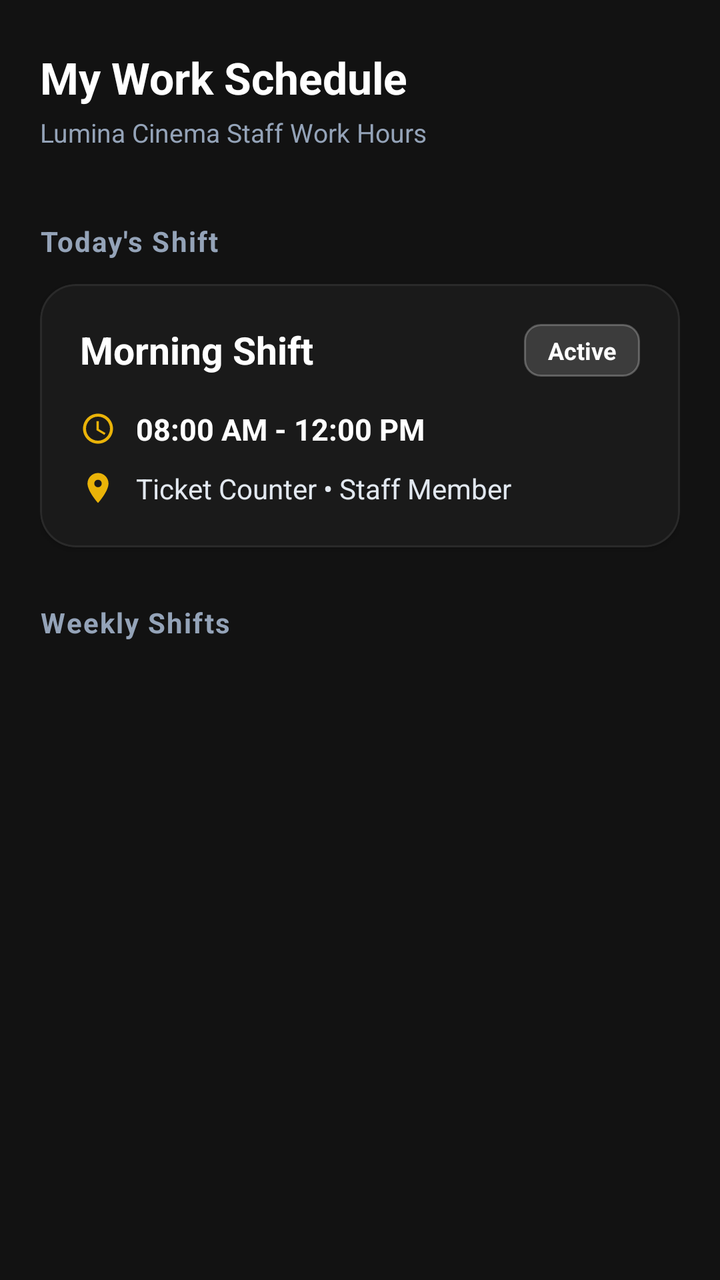
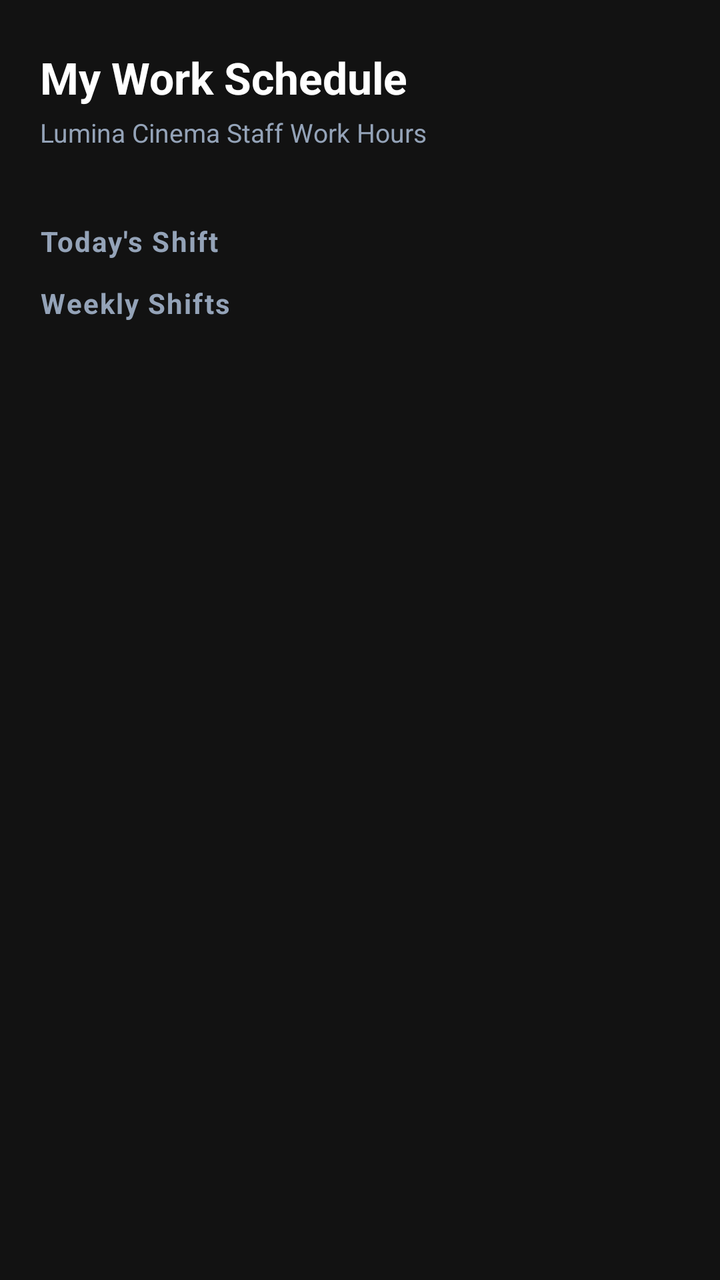

The first picture is an Android layout as it rendered before a commit; the second is the same layout after the commit. The layout source and the unified diff follow.
<!-- AndroidManifest.xml: application theme Theme.Moviebookingapp -->
<!-- res/layout/fragment_staff_schedule.xml -->
<?xml version="1.0" encoding="utf-8"?>
<androidx.constraintlayout.widget.ConstraintLayout xmlns:android="http://schemas.android.com/apk/res/android"
    xmlns:app="http://schemas.android.com/apk/res-auto"
    xmlns:tools="http://schemas.android.com/tools"
    android:layout_width="match_parent"
    android:layout_height="match_parent"
    android:background="@color/admin_bg">

    
    <androidx.constraintlayout.widget.ConstraintLayout
        android:id="@+id/headerLayout"
        android:layout_width="match_parent"
        android:layout_height="wrap_content"
        android:paddingHorizontal="20dp"
        android:paddingTop="24dp"
        android:paddingBottom="12dp"
        app:layout_constraintTop_toTopOf="parent">

        <TextView
            android:id="@+id/tvSectionHeader"
            android:layout_width="wrap_content"
            android:layout_height="wrap_content"
            android:text="@string/auto_str_my_work_schedule"
            android:textColor="@color/white"
            android:textSize="22sp"
            android:textStyle="bold"
            app:layout_constraintTop_toTopOf="parent"
            app:layout_constraintStart_toStartOf="parent" />

        <TextView
            android:id="@+id/tvSectionSubtitle"
            android:layout_width="wrap_content"
            android:layout_height="wrap_content"
            android:text="@string/auto_str_lumina_cinema_staff_work_hours"
            android:textColor="@color/auto_color_94A3B8"
            android:textSize="13sp"
            android:layout_marginTop="4dp"
            app:layout_constraintTop_toBottomOf="@id/tvSectionHeader"
            app:layout_constraintStart_toStartOf="parent" />
    </androidx.constraintlayout.widget.ConstraintLayout>

    
    <androidx.core.widget.NestedScrollView
        android:layout_width="match_parent"
        android:layout_height="0dp"
        android:fillViewport="true"
        app:layout_constraintTop_toBottomOf="@id/headerLayout"
        app:layout_constraintBottom_toBottomOf="parent">

        <LinearLayout
            android:layout_width="match_parent"
            android:layout_height="wrap_content"
            android:orientation="vertical"
            android:paddingHorizontal="20dp"
            android:paddingBottom="24dp">

            
            <androidx.recyclerview.widget.RecyclerView
                android:id="@+id/rvWeeklyCalendar"
                android:layout_width="match_parent"
                android:layout_height="wrap_content"
                android:orientation="horizontal"
                android:layout_marginBottom="24dp"
                android:clipToPadding="false"
                app:layoutManager="androidx.recyclerview.widget.LinearLayoutManager"
                tools:listitem="@layout/item_show_date" />

            
            <TextView
                android:id="@+id/tvTodayHeader"
                android:layout_width="wrap_content"
                android:layout_height="wrap_content"
                android:text="@string/auto_str_today_s_shift"
                android:textColor="@color/auto_color_94A3B8"
                android:textSize="14sp"
                android:textStyle="bold"
                android:letterSpacing="0.05"
                android:layout_marginBottom="12dp" />

            <com.google.android.material.card.MaterialCardView
                android:id="@+id/cardTodayShift"
                android:layout_width="match_parent"
                android:layout_height="wrap_content"
                android:layout_marginBottom="28dp"
                app:cardBackgroundColor="@color/bg_surface"
                app:cardCornerRadius="18dp"
                app:strokeColor="@color/border_subtle"
                app:strokeWidth="1dp"
                app:cardElevation="2dp">

                
                <LinearLayout
                    android:layout_width="match_parent"
                    android:layout_height="wrap_content"
                    android:orientation="vertical"
                    android:padding="20dp">

                    <RelativeLayout
                        android:layout_width="match_parent"
                        android:layout_height="wrap_content"
                        android:layout_marginBottom="16dp">

                        <TextView
                            android:id="@+id/tvShiftTitle"
                            android:layout_width="wrap_content"
                            android:layout_height="wrap_content"
                            android:text="@string/auto_str_morning_shift"
                            android:textColor="@color/white"
                            android:textSize="19sp"
                            android:textStyle="bold" />

                        
                        <TextView
                            android:id="@+id/tvStatusBadge"
                            android:layout_width="wrap_content"
                            android:layout_height="wrap_content"
                            android:layout_alignParentEnd="true"
                            android:text="@string/auto_str_active_1"
                            android:textColor="@color/white"
                            android:textSize="12sp"
                            android:textStyle="bold"
                            android:background="@drawable/bg_glass_badge"
                            android:paddingHorizontal="12dp"
                            android:paddingVertical="5dp" />
                    </RelativeLayout>

                    
                    <LinearLayout
                        android:layout_width="match_parent"
                        android:layout_height="wrap_content"
                        android:orientation="horizontal"
                        android:layout_marginBottom="10dp"
                        android:gravity="center_vertical">
                        <ImageView
                            android:layout_width="18dp"
                            android:layout_height="18dp"
                            android:src="@drawable/ic_clock"
                            app:tint="@color/color_gold" />
                        <TextView
                            android:id="@+id/tvShiftHours"
                            android:layout_width="wrap_content"
                            android:layout_height="wrap_content"
                            android:layout_marginStart="10dp"
                            android:text="@string/auto_str_08_00_am_12_00_pm"
                            android:textColor="@color/white"
                            android:textSize="15sp"
                            android:textStyle="bold" />
                    </LinearLayout>

                    <LinearLayout
                        android:layout_width="match_parent"
                        android:layout_height="wrap_content"
                        android:orientation="horizontal"
                        android:gravity="center_vertical">
                        <ImageView
                            android:layout_width="18dp"
                            android:layout_height="18dp"
                            android:src="@drawable/ic_location"
                            app:tint="@color/color_gold" />
                        <TextView
                            android:id="@+id/tvShiftLocation"
                            android:layout_width="wrap_content"
                            android:layout_height="wrap_content"
                            android:layout_marginStart="10dp"
                            android:text="@string/auto_str_ticket_counter_staff_member"
                            android:textColor="@color/auto_color_E2E8F0"
                            android:textSize="14sp" />
                    </LinearLayout>
                </LinearLayout>
            </com.google.android.material.card.MaterialCardView>

            
            <TextView
                android:layout_width="wrap_content"
                android:layout_height="wrap_content"
                android:text="@string/auto_str_weekly_shifts"
                android:textColor="@color/auto_color_94A3B8"
                android:textSize="14sp"
                android:textStyle="bold"
                android:letterSpacing="0.05"
                android:layout_marginBottom="12dp" />

            <androidx.recyclerview.widget.RecyclerView
                android:id="@+id/rvWeeklyShifts"
                android:layout_width="match_parent"
                android:layout_height="wrap_content"
                tools:listitem="@layout/item_staff_schedule_shift" />

        </LinearLayout>
    </androidx.core.widget.NestedScrollView>

</androidx.constraintlayout.widget.ConstraintLayout>
<!-- res/layout/item_show_date.xml (included above) -->
<?xml version="1.0" encoding="utf-8"?>
<androidx.constraintlayout.widget.ConstraintLayout xmlns:android="http://schemas.android.com/apk/res/android"
    xmlns:app="http://schemas.android.com/apk/res-auto"
    android:id="@+id/layoutDate"
    android:layout_width="60dp"
    android:layout_height="88dp"
    android:layout_marginEnd="12dp"
    android:background="@android:color/transparent">

    <TextView
        android:id="@+id/tvMonth"
        android:layout_width="wrap_content"
        android:layout_height="wrap_content"
        android:layout_marginTop="8dp"
        android:textColor="@color/text_secondary"
        android:textSize="13sp"
        app:layout_constraintEnd_toEndOf="parent"
        app:layout_constraintStart_toStartOf="parent"
        app:layout_constraintTop_toTopOf="parent" />

    <TextView
        android:id="@+id/tvDay"
        android:layout_width="44dp"
        android:layout_height="44dp"
        android:layout_marginBottom="8dp"
        android:background="@drawable/bg_date_unselected"
        android:gravity="center"
        android:textColor="@color/text_primary"
        android:textSize="18sp"
        android:textStyle="bold"
        app:layout_constraintBottom_toBottomOf="parent"
        app:layout_constraintEnd_toEndOf="parent"
        app:layout_constraintStart_toStartOf="parent" />

</androidx.constraintlayout.widget.ConstraintLayout>
<!-- res/layout/item_staff_schedule_shift.xml (included above) -->
<?xml version="1.0" encoding="utf-8"?>
<com.google.android.material.card.MaterialCardView xmlns:android="http://schemas.android.com/apk/res/android"
    xmlns:app="http://schemas.android.com/apk/res-auto"
    android:layout_width="match_parent"
    android:layout_height="wrap_content"
    android:layout_marginBottom="14dp"
    app:cardBackgroundColor="@color/bg_surface"
    app:cardCornerRadius="16dp"
    app:strokeColor="@color/border_subtle"
    app:strokeWidth="1dp"
    app:cardElevation="2dp">

    <LinearLayout
        android:layout_width="match_parent"
        android:layout_height="wrap_content"
        android:orientation="horizontal"
        android:padding="16dp"
        android:gravity="center_vertical">

        
        <LinearLayout
            android:layout_width="64dp"
            android:layout_height="76dp"
            android:orientation="vertical"
            android:gravity="center"
            android:background="@drawable/bg_date_item"
            android:padding="4dp">

            <TextView
                android:id="@+id/tvBadgeDayName"
                android:layout_width="wrap_content"
                android:layout_height="wrap_content"
                android:textColor="@color/text_secondary"
                android:textSize="11sp"
                android:textStyle="bold"
                android:letterSpacing="0.05"
                android:text="@string/auto_str_thu" />

            <TextView
                android:id="@+id/tvBadgeDayNumber"
                android:layout_width="wrap_content"
                android:layout_height="wrap_content"
                android:textColor="@color/white"
                android:textSize="22sp"
                android:textStyle="bold"
                android:layout_marginVertical="1dp"
                android:text="@string/auto_str_16" />

            <TextView
                android:id="@+id/tvBadgeMonthName"
                android:layout_width="wrap_content"
                android:layout_height="wrap_content"
                android:textColor="@color/text_secondary"
                android:textSize="11sp"
                android:text="@string/auto_str_jul" />
        </LinearLayout>

        
        <LinearLayout
            android:layout_width="0dp"
            android:layout_height="wrap_content"
            android:layout_weight="1"
            android:layout_marginStart="16dp"
            android:orientation="vertical">

            
            <RelativeLayout
                android:layout_width="match_parent"
                android:layout_height="wrap_content"
                android:layout_marginBottom="6dp">

                <TextView
                    android:id="@+id/tvShiftName"
                    android:layout_width="wrap_content"
                    android:layout_height="wrap_content"
                    android:textColor="@color/white"
                    android:textSize="16sp"
                    android:textStyle="bold"
                    android:text="@string/auto_str_morning_shift_1" />

                <TextView
                    android:id="@+id/tvShiftStatus"
                    android:layout_width="wrap_content"
                    android:layout_height="wrap_content"
                    android:layout_alignParentEnd="true"
                    android:text="@string/auto_str_assigned"
                    android:textColor="@color/color_gold"
                    android:textSize="10sp"
                    android:textStyle="bold"
                    android:paddingHorizontal="10dp"
                    android:paddingVertical="4dp" />
            </RelativeLayout>

            
            <LinearLayout
                android:id="@+id/layoutShiftTime"
                android:layout_width="match_parent"
                android:layout_height="wrap_content"
                android:orientation="horizontal"
                android:gravity="center_vertical"
                android:layout_marginBottom="6dp">

                <ImageView
                    android:layout_width="14dp"
                    android:layout_height="14dp"
                    android:src="@drawable/ic_clock"
                    app:tint="@color/text_secondary" />

                <TextView
                    android:id="@+id/tvShiftTimeText"
                    android:layout_width="wrap_content"
                    android:layout_height="wrap_content"
                    android:layout_marginStart="6dp"
                    android:textColor="@color/text_secondary"
                    android:textSize="13sp"
                    android:text="@string/auto_str_08_00_am_12_00_pm_1" />
            </LinearLayout>

            
            <com.google.android.material.button.MaterialButton
                android:id="@+id/btnShiftAction"
                style="@style/Widget.MaterialComponents.Button.TextButton"
                android:layout_width="wrap_content"
                android:layout_height="32dp"
                android:text="@string/auto_str_request_time_off"
                android:textColor="@color/auto_color_FB7185"
                android:textSize="12sp"
                android:textStyle="bold"
                android:textAllCaps="false"
                android:padding="0dp"
                android:insetTop="0dp"
                android:insetBottom="0dp"
                android:layout_gravity="end" />

        </LinearLayout>
    </LinearLayout>
</com.google.android.material.card.MaterialCardView>
<!-- resources referenced by this layout -->
<resources>
  <color name="admin_bg">#121212</color>
  <color name="auto_color_94A3B8">#94A3B8</color>
  <color name="auto_color_E2E8F0">#E2E8F0</color>
  <color name="auto_color_FB7185">#FB7185</color>
  <color name="bg_surface">#1A1A1A</color>
  <color name="border_subtle">#2A2A2A</color>
  <color name="color_gold">#EAB308</color>
  <color name="text_primary">#FFFFFF</color>
  <color name="text_secondary">#9A9A9A</color>
  <color name="white">#FFFFFFFF</color>
  <!-- drawable bg_date_unselected (drawable) -->
  <?xml version="1.0" encoding="utf-8"?>
  <shape xmlns:android="http://schemas.android.com/apk/res/android">
      <solid android:color="@color/bg_surface" />
      <corners android:radius="22dp" />
  </shape>
  <!-- drawable bg_glass_badge (drawable) -->
  <?xml version="1.0" encoding="utf-8"?>
  <shape xmlns:android="http://schemas.android.com/apk/res/android"
      android:shape="rectangle">
      <solid android:color="@color/auto_color_26FFFFFF" />
      <stroke android:width="1dp" android:color="@color/auto_color_40FFFFFF" />
      <corners android:radius="8dp" />
  </shape>
  <!-- drawable ic_clock (drawable) -->
  <vector xmlns:android="http://schemas.android.com/apk/res/android"
      android:width="24dp"
      android:height="24dp"
      android:viewportWidth="24"
      android:viewportHeight="24"
      android:tint="@color/auto_color_FFFFFF">
      <path
          android:fillColor="@android:color/white"
          android:pathData="M11.99,2C6.47,2 2,6.48 2,12s4.47,10 9.99,10C17.52,22 22,17.52 22,12S17.52,2 11.99,2zM12,20c-4.42,0 -8,-3.58 -8,-8s3.58,-8 8,-8 8,3.58 8,8 -3.58,8 -8,8zM12.5,7H11v6l5.25,3.15 0.75,-1.23 -4.5,-2.67z"/>
  </vector>
  <!-- drawable ic_location (drawable) -->
  <?xml version="1.0" encoding="utf-8"?>
  <vector xmlns:android="http://schemas.android.com/apk/res/android"
      android:width="24dp"
      android:height="24dp"
      android:viewportWidth="24"
      android:viewportHeight="24">
    <path
        android:pathData="M12,2C8.13,2 5,5.13 5,9c0,5.25 7,13 7,13s7,-7.75 7,-13c0,-3.87 -3.13,-7 -7,-7zM12,11.5c-1.38,0 -2.5,-1.12 -2.5,-2.5s1.12,-2.5 2.5,-2.5 2.5,1.12 2.5,2.5 -1.12,2.5 -2.5,2.5z"
        android:fillColor="@color/auto_color_FFFFFF"/>
  </vector>
  <string name="auto_str_08_00_am_12_00_pm">08:00 AM - 12:00 PM</string>
  <string name="auto_str_08_00_am_12_00_pm_1">08:00 AM - 12:00 PM</string>
  <string name="auto_str_16">16</string>
  <string name="auto_str_active_1">Active</string>
  <string name="auto_str_assigned">Assigned</string>
  <string name="auto_str_jul">Jul</string>
  <string name="auto_str_lumina_cinema_staff_work_hours">Lumina Cinema Staff Work Hours</string>
  <string name="auto_str_morning_shift">Morning Shift</string>
  <string name="auto_str_morning_shift_1">Morning Shift</string>
  <string name="auto_str_my_work_schedule">My Work Schedule</string>
  <string name="auto_str_request_time_off">Request time off</string>
  <string name="auto_str_thu">Thu</string>
  <string name="auto_str_ticket_counter_staff_member">Ticket Counter • Staff Member</string>
  <string name="auto_str_today_s_shift">Today\'s Shift</string>
  <string name="auto_str_weekly_shifts">Weekly Shifts</string>
  <style name="Theme.Moviebookingapp" parent="Base.Theme.Moviebookingapp" />
  <color name="gold_selected">#F5C518</color>
  <color name="auto_color_26FFC107">#26FFC107</color>
  <color name="auto_color_33FFFFFF">#33FFFFFF</color>
  <color name="auto_color_12FFFFFF">#12FFFFFF</color>
  <color name="auto_color_26FFFFFF">#26FFFFFF</color>
  <color name="auto_color_40FFFFFF">#40FFFFFF</color>
  <color name="auto_color_FFFFFF">#FFFFFF</color>
  <style name="Base.Theme.Moviebookingapp" parent="Theme.Material3.DayNight.NoActionBar">
          <item name="colorPrimary">@color/yellow</item>
          <item name="android:windowBackground">@color/background_black</item>
          <item name="android:statusBarColor">@color/background_black</item>
      </style>
  <color name="yellow">#FFC107</color>
  <color name="background_black">#FF000000</color>
  <!-- unchanged entries left out for length: 1 -->
</resources>

<!-- the commit's change to res/layout/fragment_staff_schedule.xml (unified diff, before → after) -->
@@ -77,97 +77,12 @@
                 android:letterSpacing="0.05"
                 android:layout_marginBottom="12dp" />
 
-            <com.google.android.material.card.MaterialCardView
-                android:id="@+id/cardTodayShift"
-                android:layout_width="match_parent"
-                android:layout_height="wrap_content"
-                android:layout_marginBottom="28dp"
-                app:cardBackgroundColor="@color/bg_surface"
-                app:cardCornerRadius="18dp"
-                app:strokeColor="@color/border_subtle"
-                app:strokeWidth="1dp"
-                app:cardElevation="2dp">
-
-                
-                <LinearLayout
-                    android:layout_width="match_parent"
-                    android:layout_height="wrap_content"
-                    android:orientation="vertical"
-                    android:padding="20dp">
-
-                    <RelativeLayout
-                        android:layout_width="match_parent"
-                        android:layout_height="wrap_content"
-                        android:layout_marginBottom="16dp">
-
-                        <TextView
-                            android:id="@+id/tvShiftTitle"
-                            android:layout_width="wrap_content"
-                            android:layout_height="wrap_content"
-                            android:text="@string/auto_str_morning_shift"
-                            android:textColor="@color/white"
-                            android:textSize="19sp"
-                            android:textStyle="bold" />
-
-                        
-                        <TextView
-                            android:id="@+id/tvStatusBadge"
-                            android:layout_width="wrap_content"
-                            android:layout_height="wrap_content"
-                            android:layout_alignParentEnd="true"
-                            android:text="@string/auto_str_active_1"
-                            android:textColor="@color/white"
-                            android:textSize="12sp"
-                            android:textStyle="bold"
-                            android:background="@drawable/bg_glass_badge"
-                            android:paddingHorizontal="12dp"
-                            android:paddingVertical="5dp" />
-                    </RelativeLayout>
-
-                    
-                    <LinearLayout
-                        android:layout_width="match_parent"
-                        android:layout_height="wrap_content"
-                        android:orientation="horizontal"
-                        android:layout_marginBottom="10dp"
-                        android:gravity="center_vertical">
-                        <ImageView
-                            android:layout_width="18dp"
-                            android:layout_height="18dp"
-                            android:src="@drawable/ic_clock"
-                            app:tint="@color/color_gold" />
-                        <TextView
-                            android:id="@+id/tvShiftHours"
-                            android:layout_width="wrap_content"
-                            android:layout_height="wrap_content"
-                            android:layout_marginStart="10dp"
-                            android:text="@string/auto_str_08_00_am_12_00_pm"
-                            android:textColor="@color/white"
-                            android:textSize="15sp"
-                            android:textStyle="bold" />
-                    </LinearLayout>
-
-                    <LinearLayout
-                        android:layout_width="match_parent"
-                        android:layout_height="wrap_content"
-                        android:orientation="horizontal"
-                        android:gravity="center_vertical">
-                        <ImageView
-                            android:layout_width="18dp"
-                            android:layout_height="18dp"
-                            android:src="@drawable/ic_location"
-                            app:tint="@color/color_gold" />
-                        <TextView
-                            android:id="@+id/tvShiftLocation"
-                            android:layout_width="wrap_content"
-                            android:layout_height="wrap_content"
-                            android:layout_marginStart="10dp"
-                            android:text="@string/auto_str_ticket_counter_staff_member"
-                            android:textColor="@color/auto_color_E2E8F0"
-                            android:textSize="14sp" />
-                    </LinearLayout>
-                </LinearLayout>
-            </com.google.android.material.card.MaterialCardView>
+            
+            <LinearLayout
+                android:id="@+id/lnTodayShiftsContainer"
+                android:layout_width="match_parent"
+                android:layout_height="wrap_content"
+                android:orientation="vertical" />
 
             
             <TextView
<!-- resource entries referenced after the edit -->
@@ -2,7 +2,6 @@
 <resources>
   <color name="admin_bg">#121212</color>
   <color name="auto_color_94A3B8">#94A3B8</color>
-  <color name="auto_color_E2E8F0">#E2E8F0</color>
   <color name="auto_color_FB7185">#FB7185</color>
   <color name="bg_surface">#1A1A1A</color>
   <color name="border_subtle">#2A2A2A</color>
@@ -16,14 +15,6 @@
       <solid android:color="@color/bg_surface" />
       <corners android:radius="22dp" />
   </shape>
-  <!-- drawable bg_glass_badge (drawable) -->
-  <?xml version="1.0" encoding="utf-8"?>
-  <shape xmlns:android="http://schemas.android.com/apk/res/android"
-      android:shape="rectangle">
-      <solid android:color="@color/auto_color_26FFFFFF" />
-      <stroke android:width="1dp" android:color="@color/auto_color_40FFFFFF" />
-      <corners android:radius="8dp" />
-  </shape>
   <!-- drawable ic_clock (drawable) -->
   <vector xmlns:android="http://schemas.android.com/apk/res/android"
       android:width="24dp"
@@ -35,30 +26,15 @@
           android:fillColor="@android:color/white"
           android:pathData="M11.99,2C6.47,2 2,6.48 2,12s4.47,10 9.99,10C17.52,22 22,17.52 22,12S17.52,2 11.99,2zM12,20c-4.42,0 -8,-3.58 -8,-8s3.58,-8 8,-8 8,3.58 8,8 -3.58,8 -8,8zM12.5,7H11v6l5.25,3.15 0.75,-1.23 -4.5,-2.67z"/>
   </vector>
-  <!-- drawable ic_location (drawable) -->
-  <?xml version="1.0" encoding="utf-8"?>
-  <vector xmlns:android="http://schemas.android.com/apk/res/android"
-      android:width="24dp"
-      android:height="24dp"
-      android:viewportWidth="24"
-      android:viewportHeight="24">
-    <path
-        android:pathData="M12,2C8.13,2 5,5.13 5,9c0,5.25 7,13 7,13s7,-7.75 7,-13c0,-3.87 -3.13,-7 -7,-7zM12,11.5c-1.38,0 -2.5,-1.12 -2.5,-2.5s1.12,-2.5 2.5,-2.5 2.5,1.12 2.5,2.5 -1.12,2.5 -2.5,2.5z"
-        android:fillColor="@color/auto_color_FFFFFF"/>
-  </vector>
-  <string name="auto_str_08_00_am_12_00_pm">08:00 AM - 12:00 PM</string>
   <string name="auto_str_08_00_am_12_00_pm_1">08:00 AM - 12:00 PM</string>
   <string name="auto_str_16">16</string>
-  <string name="auto_str_active_1">Active</string>
   <string name="auto_str_assigned">Assigned</string>
   <string name="auto_str_jul">Jul</string>
   <string name="auto_str_lumina_cinema_staff_work_hours">Lumina Cinema Staff Work Hours</string>
-  <string name="auto_str_morning_shift">Morning Shift</string>
   <string name="auto_str_morning_shift_1">Morning Shift</string>
   <string name="auto_str_my_work_schedule">My Work Schedule</string>
   <string name="auto_str_request_time_off">Request time off</string>
   <string name="auto_str_thu">Thu</string>
-  <string name="auto_str_ticket_counter_staff_member">Ticket Counter • Staff Member</string>
   <string name="auto_str_today_s_shift">Today\'s Shift</string>
   <string name="auto_str_weekly_shifts">Weekly Shifts</string>
   <style name="Theme.Moviebookingapp" parent="Base.Theme.Moviebookingapp" />
@@ -66,8 +42,6 @@
   <color name="auto_color_26FFC107">#26FFC107</color>
   <color name="auto_color_33FFFFFF">#33FFFFFF</color>
   <color name="auto_color_12FFFFFF">#12FFFFFF</color>
-  <color name="auto_color_26FFFFFF">#26FFFFFF</color>
-  <color name="auto_color_40FFFFFF">#40FFFFFF</color>
   <color name="auto_color_FFFFFF">#FFFFFF</color>
   <style name="Base.Theme.Moviebookingapp" parent="Theme.Material3.DayNight.NoActionBar">
           <item name="colorPrimary">@color/yellow</item>
